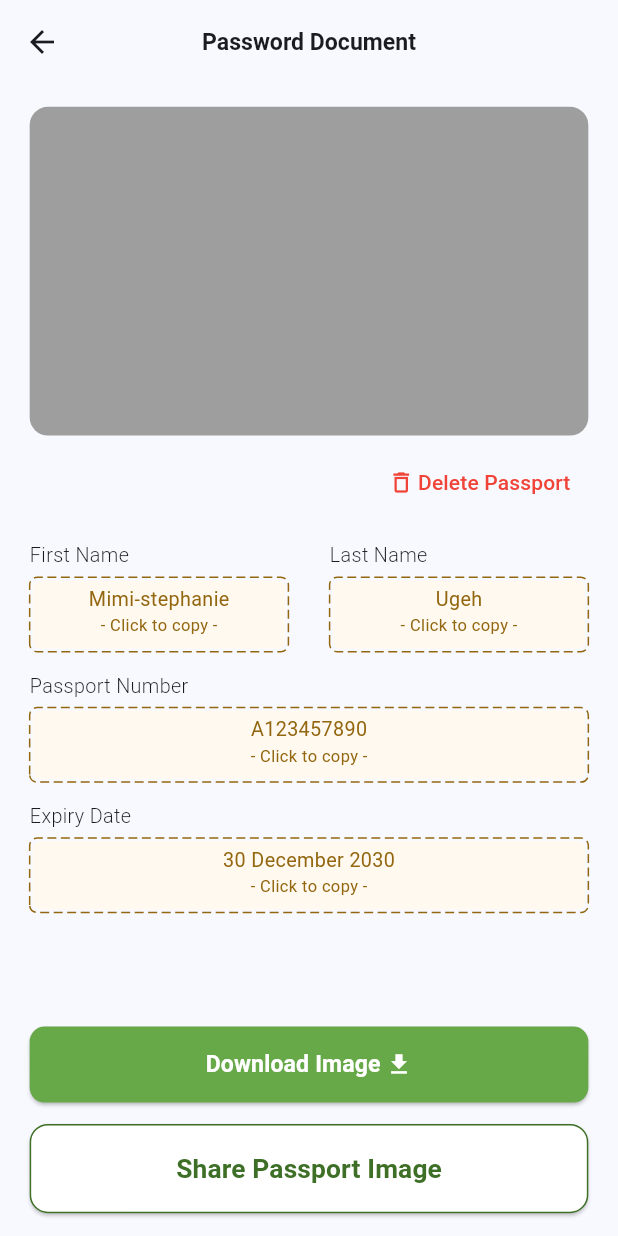
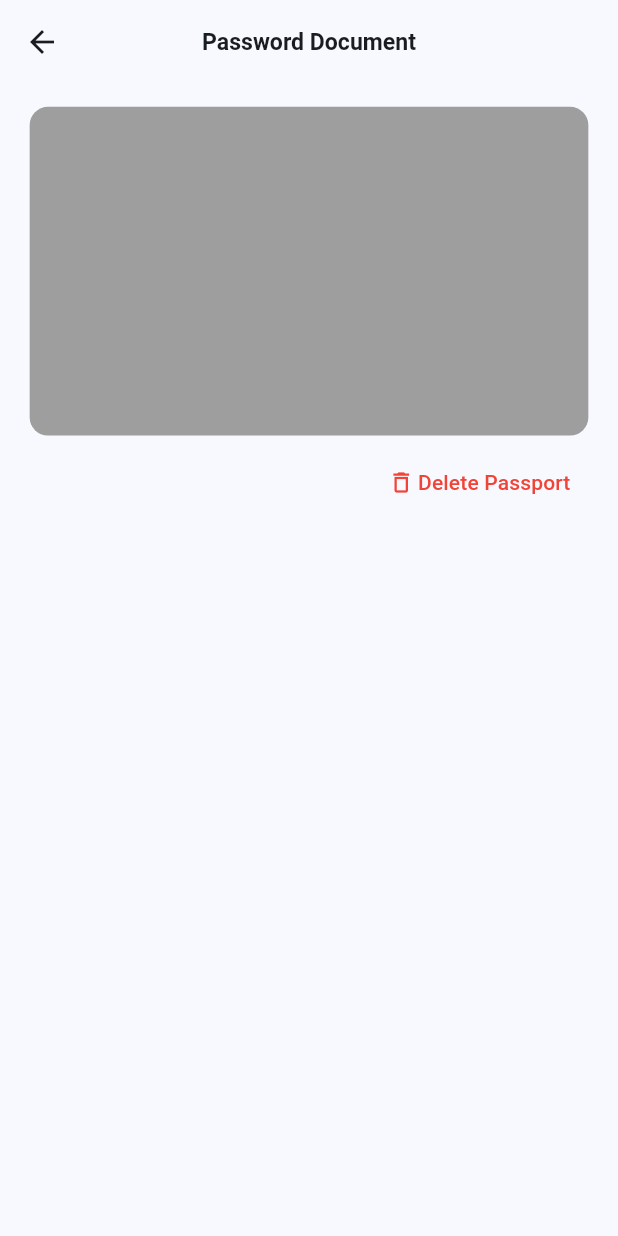
Before and after one commit to obasanmichael/test_app_2, a Flutter app: the PassportDetailScreen screen opened directly, on a phone screen of 412 x 824 dp. Run offline on Flutter 3.47's test engine with Material 3 defaults, Android fonts, the light colour scheme and no system bars; drawn by our look-alikes of dotted_border; our stand-ins replace dio, flutter_riverpod, flutter_screenutil, go_router, image_picker.

Commit message:
initial commit

```diff
--- a/lib/vesti/screens/passport_details.dart
+++ b/lib/vesti/screens/passport_details.dart
@@ -85,54 +85,56 @@ class _PassportDetailScreenState extends State<PassportDetailScreen> {
               ],
             ),
             addHeight(15),
-            Expanded(
-              child: Column(
-                crossAxisAlignment: CrossAxisAlignment.start,
-                children: [
-                  Row(
-                    children: [
-                      Expanded(
-                        child: buildCopyableField(
-                          label: 'First Name',
-                          text: 'Mimi-stephanie',
-                          field: 'firstName',
-                          copied: copiedStatus['firstName']!,
-                        ),
-                      ),
-                      addWidth(25),
-                      Expanded(
-                        child: buildCopyableField(
-                          label: 'Last Name',
-                          text: 'Ugeh',
-                          field: 'lastName',
-                          copied: copiedStatus['lastName']!,
-                        ),
-                      ),
-                    ],
-                  ),
-                  addHeight(13),
-                  buildCopyableField(
-                    label: 'Passport Number',
-                    text: 'A123457890',
-                    field: 'passportNumber',
-                    copied: copiedStatus['passportNumber']!,
-                  ),
-                  addHeight(13),
-                  buildCopyableField(
-                    label: 'Expiry Date',
-                    text: '30 December 2030',
-                    field: 'expiryDate',
-                    copied: copiedStatus['expiryDate']!,
-                  ),
-                  Spacer(),
-                  buildActionButton(
-                      'Download Image', Color(0xff67A948), Icons.download),
-                  addHeight(14),
-                  MyOutlinedButton(
-                      label: 'Share Passport Image', onPressed: () {})
-                ],
-              ),
-            ),
+            // Expanded(
+            //   child: Column(
+            //     crossAxisAlignment: CrossAxisAlignment.start,
+            //     children: [
+            //       Row(
+            //         children: [
+            //           Expanded(
+            //             child: buildCopyableField(
+            //               label: 'First Name',
+            //               text: 'Mimi-stephanie',
+            //               field: 'firstName',
+            //               copied: copiedStatus['firstName']!,
+            //             ),
+            //           ),
+            //           addWidth(25),
+            //           Expanded(
+            //             child: buildCopyableField(
+            //               label: 'Last Name',
+            //               text: 'Ugeh',
+            //               field: 'lastName',
+            //               copied: copiedStatus['lastName']!,
+            //             ),
+            //           ),
+            //         ],
+            //       ),
+            //       addHeight(13),
+            //       buildCopyableField(
+            //         label: 'Passport Number',
+            //         text: 'A123457890',
+            //         field: 'passportNumber',
+            //         copied: copiedStatus['passportNumber']!,
+            //       ),
+            //       addHeight(13),
+            //       buildCopyableField(
+            //         label: 'Expiry Date',
+            //         text: '30 December 2030',
+            //         field: 'expiryDate',
+            //         copied: copiedStatus['expiryDate']!,
+            //       ),
+            //       Spacer(),
+            //       buildActionButton(
+            //           'Download Image', Color(0xff67A948), Icons.download),
+            //       addHeight(14),
+            //       MyOutlinedButton(
+            //           label: 'Share Passport Image', onPressed: () {})
+            //     ],
+            //   ),
+            // ),
+
+
           ],
         ),
       ),
```
Also changed, not shown: lib/vesti/screens/passport_review.dart (+31 -8 lines), lib/vesti/screens/passport_upload.dart (+6 -26 lines), lib/vesti/screens/process_upload.dart (+59 -58 lines).
